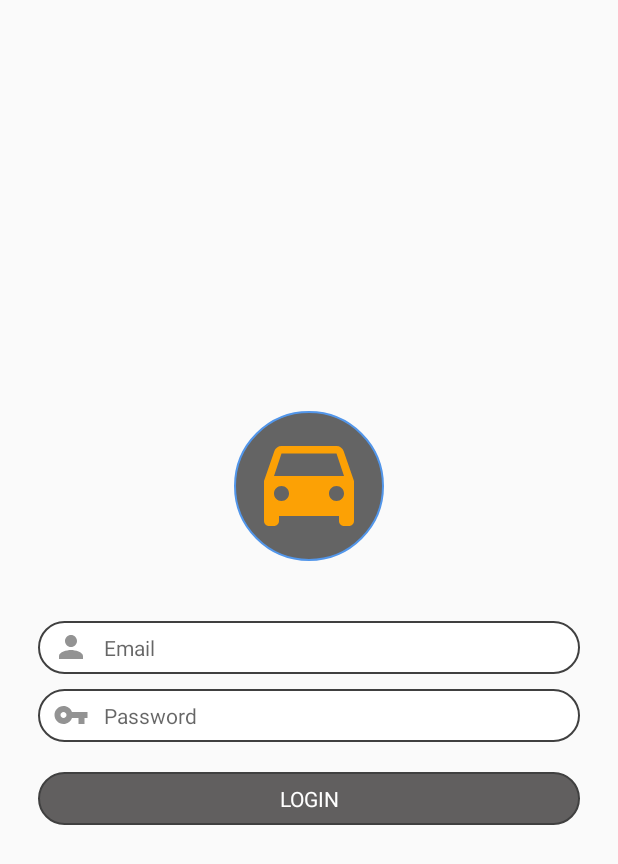
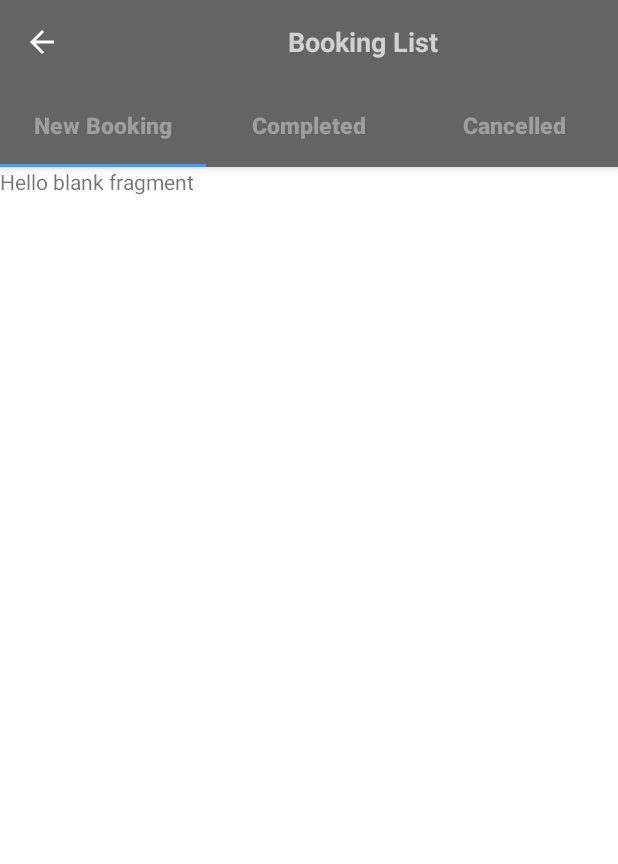
Before and after one commit to mkpmusafir/MaxicabDriver, an Android app: the screen it shows after launch (LoginActivity before the commit, HomeActivity after it), after a tap on "LOGIN", on a phone screen of 412 x 824 dp. Shown: the top 864 px of the screen. Run offline under Robolectric (Android 15) with nearby library versions, the phone set to English and light mode, and no system bars; our stand-ins replace Volley.

Commit message:
change layout and add javaclass
add layout and java class

```diff
--- /dev/null
+++ b/app/src/main/java/bthrust/maxicabdriver/Fragment/CompletedBookingFragment.java
@@ -0,0 +1,34 @@
+package bthrust.maxicabdriver.Fragment;
+
+import android.content.Context;
+import android.net.Uri;
+import android.os.Bundle;
+import android.support.v4.app.Fragment;
+import android.view.LayoutInflater;
+import android.view.View;
+import android.view.ViewGroup;
+
+import bthrust.maxicabdriver.R;
+
+
+public class CompletedBookingFragment extends Fragment {
+
+    @Override
+    public void onCreate(Bundle savedInstanceState) {
+        super.onCreate(savedInstanceState);
+        if (getArguments() != null) {
+
+        }
+    }
+
+    @Override
+    public View onCreateView(LayoutInflater inflater, ViewGroup container,
+                             Bundle savedInstanceState) {
+        // Inflate the layout for this fragment
+        View view = inflater.inflate(R.layout.fragment_complited_booking, container, false);
+
+        return view;
+    }
+
+
+}
--- /dev/null
+++ b/app/src/main/java/bthrust/maxicabdriver/Fragment/NewBookingFragment.java
@@ -0,0 +1,34 @@
+package bthrust.maxicabdriver.Fragment;
+
+import android.content.Context;
+import android.net.Uri;
+import android.os.Bundle;
+import android.support.v4.app.Fragment;
+import android.view.LayoutInflater;
+import android.view.View;
+import android.view.ViewGroup;
+
+import bthrust.maxicabdriver.R;
+
+
+public class NewBookingFragment extends Fragment {
+
+    @Override
+    public void onCreate(Bundle savedInstanceState) {
+        super.onCreate(savedInstanceState);
+        if (getArguments() != null) {
+
+        }
+    }
+
+    @Override
+    public View onCreateView(LayoutInflater inflater, ViewGroup container,
+                             Bundle savedInstanceState) {
+        // Inflate the layout for this fragment
+        View view = inflater.inflate(R.layout.fragment_new_booking, container, false);
+
+        return view;
+    }
+
+
+}
--- a/app/src/main/java/bthrust/maxicabdriver/HomeActivity.java
+++ b/app/src/main/java/bthrust/maxicabdriver/HomeActivity.java
@@ -1,13 +1,75 @@
 package bthrust.maxicabdriver;
 
+import android.support.design.widget.TabLayout;
+import android.support.v4.app.Fragment;
+import android.support.v4.app.FragmentManager;
+import android.support.v4.app.FragmentPagerAdapter;
+import android.support.v4.view.ViewPager;
 import android.support.v7.app.AppCompatActivity;
 import android.os.Bundle;
+import android.support.v7.widget.Toolbar;
+
+import java.util.ArrayList;
+import java.util.List;
+
+import bthrust.maxicabdriver.Fragment.CancelBookingFragment;
+import bthrust.maxicabdriver.Fragment.CompletedBookingFragment;
+import bthrust.maxicabdriver.Fragment.NewBookingFragment;
 
 public class HomeActivity extends AppCompatActivity {
+
+    private ViewPager viewPager;
+    private TabLayout tabLayout;
+    private ViewPagerAdapter adapter;
 
     @Override
     protected void onCreate(Bundle savedInstanceState) {
         super.onCreate(savedInstanceState);
         setContentView(R.layout.activity_home);
+
+        Toolbar toolbar = (Toolbar) findViewById(R.id.toolbar);
+        setSupportActionBar(toolbar);
+        getSupportActionBar().setDisplayHomeAsUpEnabled(true);
+
+        viewPager = (ViewPager) findViewById(R.id.viewpager);
+        setUpViewPager(viewPager);
+        tabLayout = (TabLayout) findViewById(R.id.tabs);
+        tabLayout.setupWithViewPager(viewPager);
+    }
+
+    private void setUpViewPager(ViewPager viewPager) {
+        adapter = new ViewPagerAdapter(this.getSupportFragmentManager());
+        adapter.addFrag(new NewBookingFragment(),"New Booking");
+        adapter.addFrag(new CompletedBookingFragment(),"Completed");
+        adapter.addFrag(new CancelBookingFragment(),"Cancelled");
+        viewPager.setAdapter(adapter);
+
+    }
+    class ViewPagerAdapter extends FragmentPagerAdapter {
+        private final List<Fragment> wFragmentList = new ArrayList<>();
+        private final List<String> wFragmentTitleList = new ArrayList<>();
+
+
+        public ViewPagerAdapter(FragmentManager manager) {
+            super(manager);
+        }
+        @Override
+        public Fragment getItem(int position) {
+
+            return wFragmentList.get(position);
+        }
+        @Override
+        public int getCount() {
+            return wFragmentList.size();
+        }
+
+        public void addFrag(Fragment fragment, String title) {
+            wFragmentList.add(fragment);
+            wFragmentTitleList.add(title);
+        }
+        @Override
+        public CharSequence getPageTitle(int position) {
+            return wFragmentTitleList.get(position);
+        }
     }
 }
--- a/app/src/main/java/bthrust/maxicabdriver/LoginActivity.java
+++ b/app/src/main/java/bthrust/maxicabdriver/LoginActivity.java
@@ -1,7 +1,10 @@
 package bthrust.maxicabdriver;
 
+import android.content.Intent;
 import android.support.v7.app.AppCompatActivity;
 import android.os.Bundle;
+import android.view.Menu;
+import android.view.MenuItem;
 import android.view.View;
 import android.view.Window;
 import android.view.WindowManager;
@@ -43,7 +46,9 @@ public class LoginActivity extends AppCompatActivity {
             @Override
             public void onClick(View view) {
 
-                loadDriverData(driverEmail.getText().toString() , driverPass.getText().toString());
+                Intent intent = new Intent(LoginActivity.this , HomeActivity.class);
+                startActivity(intent);
+               // loadDriverData(driverEmail.getText().toString() , driverPass.getText().toString());
             }
         });
     }
@@ -93,4 +98,23 @@ public class LoginActivity extends AppCompatActivity {
         RequestQueue requestQueue = Volley.newRequestQueue(LoginActivity.this);
         requestQueue.add(stringRequest);
     }
+
+
+    @Override
+    public boolean onCreateOptionsMenu(Menu menu) {
+
+        getMenuInflater().inflate(R.menu.logout_menu,menu);
+            return super.onCreateOptionsMenu(menu);
+    }
+
+    @Override
+    public boolean onOptionsItemSelected(MenuItem item) {
+        switch (item.getItemId()){
+            case R.id.logout_btn:
+
+                break;
+        }
+
+        return super.onOptionsItemSelected(item);
+    }
 }
--- a/app/src/main/res/layout/activity_home.xml
+++ b/app/src/main/res/layout/activity_home.xml
@@ -1,17 +1,50 @@
 <?xml version="1.0" encoding="utf-8"?>
-<RelativeLayout xmlns:android="http://schemas.android.com/apk/res/android"
-    xmlns:tools="http://schemas.android.com/tools"
-    android:id="@+id/activity_home"
+<android.support.design.widget.CoordinatorLayout xmlns:android="http://schemas.android.com/apk/res/android"
+    xmlns:app="http://schemas.android.com/apk/res-auto"
+    android:id="@+id/drawer"
     android:layout_width="match_parent"
     android:layout_height="match_parent"
-    android:paddingBottom="@dimen/activity_vertical_margin"
-    android:paddingLeft="@dimen/activity_horizontal_margin"
-    android:paddingRight="@dimen/activity_horizontal_margin"
-    android:paddingTop="@dimen/activity_vertical_margin"
-    tools:context="bthrust.maxicabdriver.HomeActivity">
+    android:background="@android:color/white">
 
-    <TextView
-        android:layout_width="wrap_content"
+    <android.support.design.widget.AppBarLayout xmlns:android="http://schemas.android.com/apk/res/android"
+        xmlns:app="http://schemas.android.com/apk/res-auto"
+        android:layout_width="match_parent"
         android:layout_height="wrap_content"
-        android:text="Hello World!" />
-</RelativeLayout>
+        android:theme="@style/ThemeOverlay.AppCompat.Dark.ActionBar">
+
+        <android.support.v7.widget.Toolbar
+            android:id="@+id/toolbar"
+            android:layout_width="match_parent"
+            android:layout_height="?attr/actionBarSize"
+            android:background="?attr/colorPrimary"
+            app:popupTheme="@style/ThemeOverlay.AppCompat.Light">
+
+            <TextView
+                android:layout_width="match_parent"
+                android:layout_height="match_parent"
+                android:gravity="center"
+                android:text="Booking List"
+                android:textStyle="bold"
+                android:textSize="18sp" />
+        </android.support.v7.widget.Toolbar>
+
+        <android.support.design.widget.TabLayout
+            android:id="@+id/tabs"
+            android:layout_width="match_parent"
+            android:layout_height="55dp"
+            android:theme="@style/ThemeOverlay.AppCompat.Dark.ActionBar"
+            app:tabGravity="fill"
+            app:tabIndicatorColor="@color/colorAccent"
+            app:tabMode="fixed"
+            app:tabTextAppearance="@style/MyTabLayoutTextAppearance"
+            app:tabTextColor="#9e9e9e" />
+
+    </android.support.design.widget.AppBarLayout>
+
+    <android.support.v4.view.ViewPager
+        android:id="@+id/viewpager"
+        android:layout_width="match_parent"
+        android:layout_height="match_parent"
+        app:layout_behavior="@string/appbar_scrolling_view_behavior" />
+
+</android.support.design.widget.CoordinatorLayout>
--- /dev/null
+++ b/app/src/main/res/layout/fragment_new_booking.xml
@@ -0,0 +1,13 @@
+<FrameLayout xmlns:android="http://schemas.android.com/apk/res/android"
+    xmlns:tools="http://schemas.android.com/tools"
+    android:layout_width="match_parent"
+    android:layout_height="match_parent"
+    tools:context="bthrust.maxicabdriver.Fragment.NewBookingFragment">
+
+    <!-- TODO: Update blank fragment layout -->
+    <TextView
+        android:layout_width="match_parent"
+        android:layout_height="match_parent"
+        android:text="@string/hello_blank_fragment" />
+
+</FrameLayout>
--- /dev/null
+++ b/app/src/main/res/menu/logout_menu.xml
@@ -0,0 +1,11 @@
+<?xml version="1.0" encoding="utf-8"?>
+<menu xmlns:app="http://schemas.android.com/apk/res-auto"
+    xmlns:android="http://schemas.android.com/apk/res/android">
+
+    <item android:title="logout"
+        android:id="@+id/logout_btn"
+        android:icon="@drawable/ic_logout"
+        android:orderInCategory="200"
+        app:showAsAction="always|collapseActionView"
+        />
+</menu>
--- a/app/src/main/res/values/colors.xml
+++ b/app/src/main/res/values/colors.xml
@@ -9,4 +9,5 @@
     <color name="listcolor">#f5d5d7</color>
     <color name="whitecolor">#ffffff</color>
     <color name="newcolor">#615f5f</color>
+    <color name="startride">#609990</color>
 </resources>
--- a/app/src/main/res/values/strings.xml
+++ b/app/src/main/res/values/strings.xml
@@ -1,3 +1,6 @@
 <resources>
     <string name="app_name">MaxicabDriver</string>
+
+    <!-- TODO: Remove or change this placeholder text -->
+    <string name="hello_blank_fragment">Hello blank fragment</string>
 </resources>
--- a/app/src/main/res/values/styles.xml
+++ b/app/src/main/res/values/styles.xml
@@ -10,4 +10,9 @@
         <item name="colorAccent">@color/colorAccent</item>
     </style>
 
+
+    <style name="MyTabLayoutTextAppearance" parent="TextAppearance.AppCompat.Widget.ActionBar.Title.Inverse">
+        <item name="android:textSize">15sp</item>
+        <item name="android:textStyle">bold</item>
+    </style>
 </resources>
```
Also changed, not shown: app/src/main/java/bthrust/maxicabdriver/Fragment/CancelBookingFragment.java (added, +33 -0 lines), app/src/main/res/drawable/ic_event_black.xml (added, +9 -0 lines), app/src/main/res/drawable/ic_flight_return.xml (added, +9 -0 lines), app/src/main/res/drawable/remarkbutton_shape.xml (added, +13 -0 lines), app/src/main/res/drawable/startbutton_shape.xml (added, +13 -0 lines), app/src/main/res/drawable/stopbutton_shape.xml (added, +13 -0 lines), app/src/main/res/layout/fragment_cancel_booking.xml (added, +13 -0 lines), app/src/main/res/layout/fragment_complited_booking.xml (added, +13 -0 lines), app/src/main/res/layout/newbooking_list_items.xml (added, +266 -0 lines).
